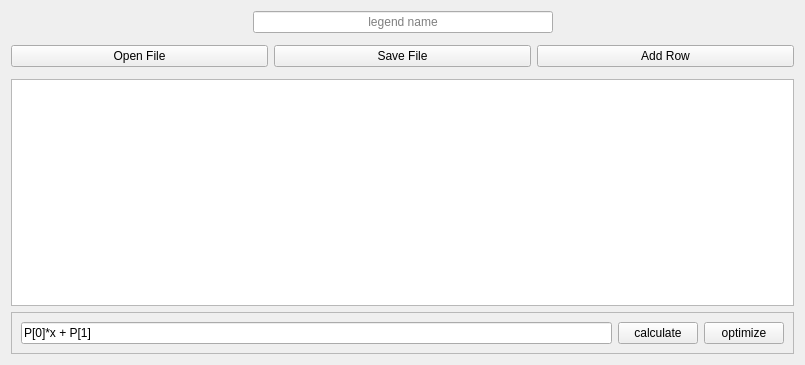
Before: the Qt Designer form WWplot/ui/table.ui in wwmm/wwplot, drawn with Qt 5.
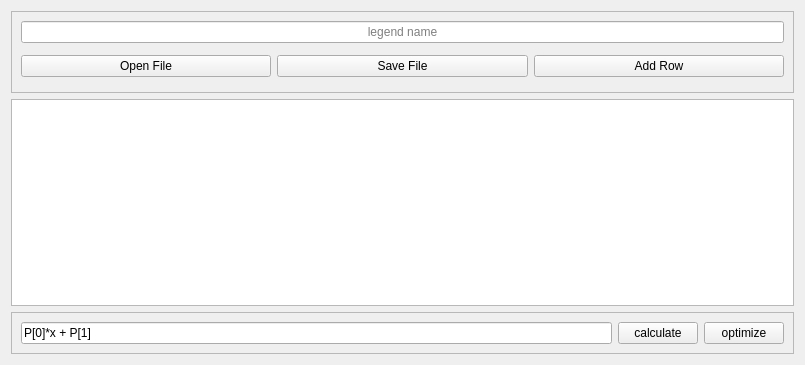
After: the same form once the commit is applied.

Commit message: removed matplotlib toolbar. We handle the zoom and the save figure feature now

Patch:
```diff
--- a/WWplot/ui/table.ui
+++ b/WWplot/ui/table.ui
@@ -136,7 +136,16 @@
      </layout>
     </widget>
    </item>
-   <item row="1" column="0" colspan="5">
+   <item row="0" column="0" colspan="5">
+    <widget class="QFrame" name="table_cfg_frame">
+     <property name="frameShape">
+      <enum>QFrame::StyledPanel</enum>
+     </property>
+     <property name="frameShadow">
+      <enum>QFrame::Raised</enum>
+     </property>
+     <layout class="QGridLayout" name="gridLayout_3">
+      <item row="2" column="0">
     <layout class="QHBoxLayout" name="horizontalLayout">
      <property name="topMargin">
       <number>6</number>
@@ -191,10 +200,10 @@
      </item>
     </layout>
    </item>
-   <item row="0" column="2">
+      <item row="1" column="0">
     <widget class="QLineEdit" name="legend_name">
      <property name="sizePolicy">
-      <sizepolicy hsizetype="Fixed" vsizetype="Fixed">
+         <sizepolicy hsizetype="MinimumExpanding" vsizetype="Fixed">
        <horstretch>0</horstretch>
        <verstretch>0</verstretch>
       </sizepolicy>
@@ -211,6 +220,9 @@
      <property name="placeholderText">
       <string>legend name</string>
      </property>
+       </widget>
+      </item>
+     </layout>
     </widget>
    </item>
   </layout>
```
Lines whose indentation alone changed are shown as unchanged. The commit also changes 5 other files.
